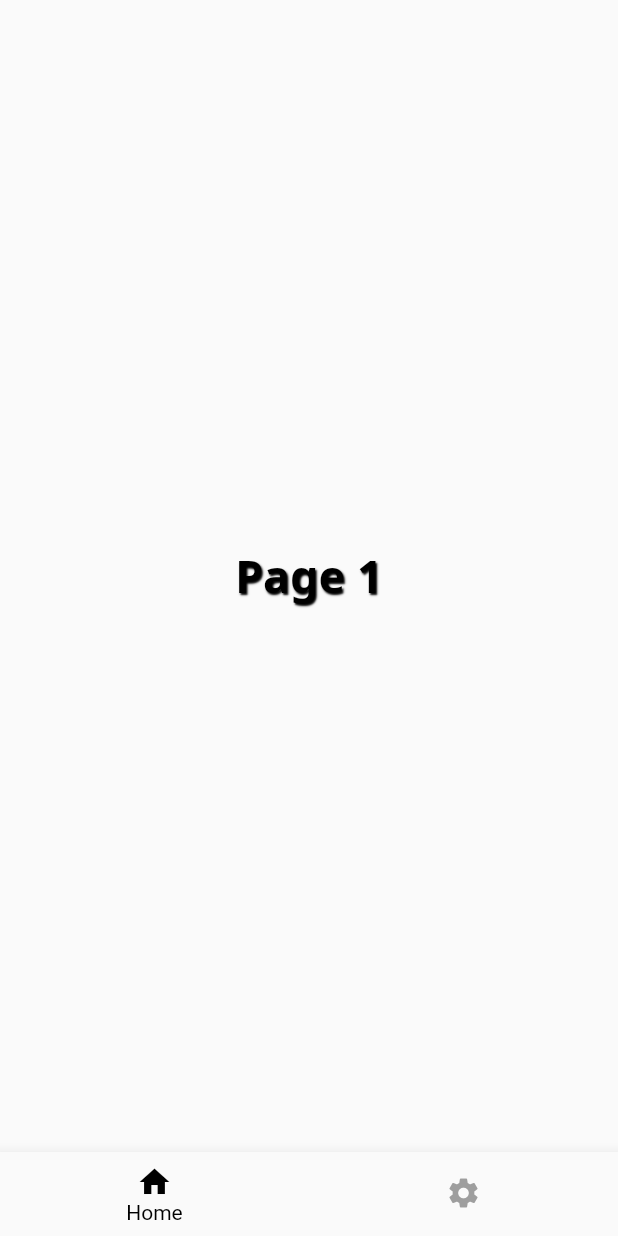
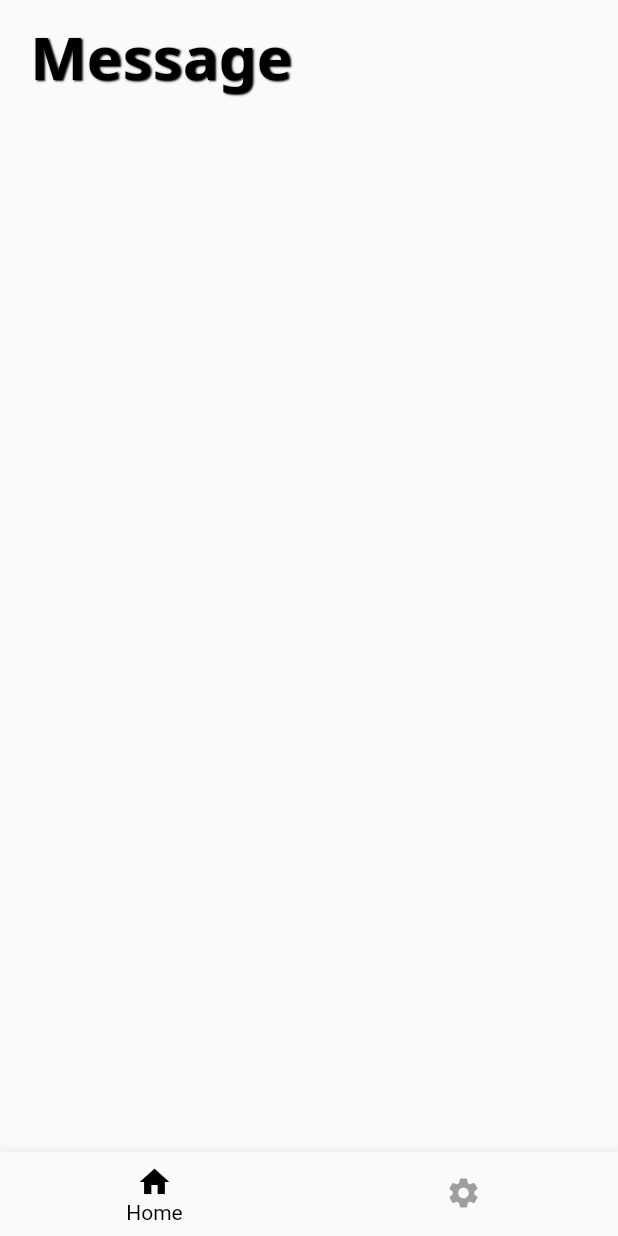
Before and after one commit to Harmanjit14/chat-app-frontend, a Flutter app: the screen it shows after launch, on a phone screen of 412 x 824 dp. Run offline on Flutter 3.47's test engine with Material 2 defaults, Android fonts, the phone set to English and light mode, and no system bars; our stand-ins replace get, google_fonts.

Commit message:
message page start

```diff
--- a/lib/screens/holder.dart
+++ b/lib/screens/holder.dart
@@ -1,4 +1,5 @@
 import 'package:Huddle/constants/text.dart';
+import 'package:Huddle/screens/messaging.dart';
 import 'package:Huddle/screens/settings.dart';
 import 'package:flutter/material.dart';
 
@@ -44,14 +45,7 @@ class _AllChatsState extends State<AllChats> {
         physics: BouncingScrollPhysics(),
         controller: controller,
         children: [
-          Container(
-            child: Center(
-                child: ShadowBoldText(
-              color: Colors.black,
-              text: "Page 1",
-              size: 30,
-            )),
-          ),
+          Messaging(),
           Profile(),
         ],
         onPageChanged: (value) {
--- a/lib/screens/messaging.dart
+++ b/lib/screens/messaging.dart
@@ -0,0 +1,21 @@
+import 'package:Huddle/constants/text.dart';
+import 'package:flutter/material.dart';
+
+class Messaging extends StatelessWidget {
+  @override
+  Widget build(BuildContext context) {
+    return SafeArea(
+          child: Column(
+        crossAxisAlignment: CrossAxisAlignment.start,
+        mainAxisAlignment: MainAxisAlignment.start,
+        children: [
+          Container(
+            margin: EdgeInsets.fromLTRB(20, 10, 0, 0),
+            child: ShadowBoldText(color: Colors.black,text: "Message",size: 40,)
+            ),
+
+        ],
+      ),
+    );
+  }
+}
```
